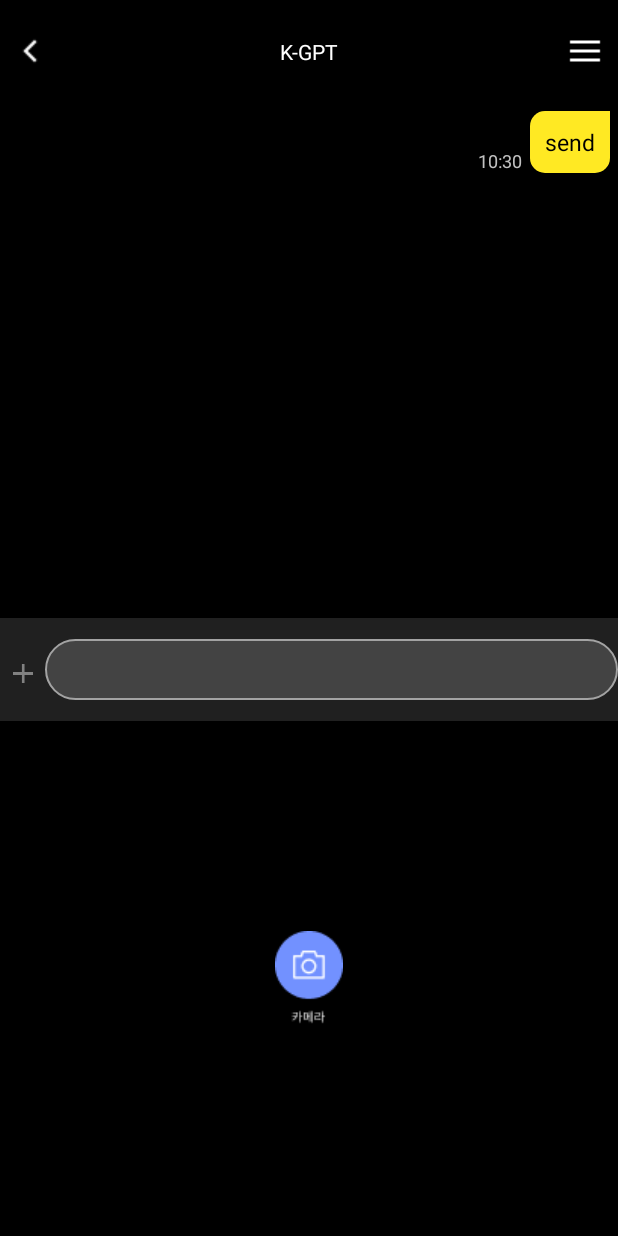
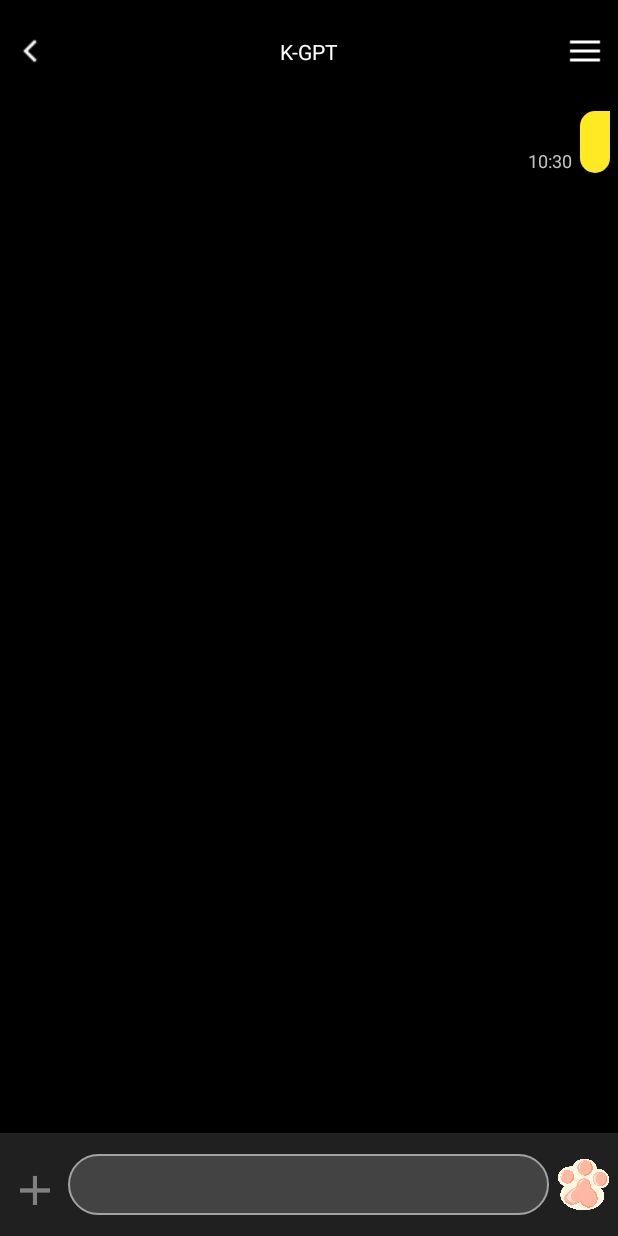
Before and after one commit to eogns47/ALIVE_FRONT, an Android app: the chatRoom screen opened directly, with no data from a screen before it, after a tap on an icon or button, on a phone screen of 412 x 824 dp. Run offline under Robolectric (Android 15) with nearby library versions, the phone set to English and light mode, and no system bars; 2 other taps on this screen came first.

Commit message:
final final

```diff
--- a/app/src/main/java/com/example/alive/MychatAdapter.kt
+++ b/app/src/main/java/com/example/alive/MychatAdapter.kt
@@ -56,7 +56,7 @@ class MychatAdapter(
             binding.chatVideoView.setVideoURI(message.videopath)
             binding.timeTextView.text = message.time
             binding.profileImageView.setImageResource(R.drawable.circuit)
-            binding.nameTextView.text = "ALIVE"
+            binding.chatVideoView.start()
         }
     }
 
--- a/app/src/main/java/com/example/alive/chatRoom.kt
+++ b/app/src/main/java/com/example/alive/chatRoom.kt
@@ -40,7 +40,6 @@ class chatRoom : AppCompatActivity() {
     var getFile:String?=null
     var time:String ="d"
     var REQUEST_VIDEO_CAPTURE = 1;
-    private val VIDEO_CAPTURE = 101
     private val CAMERA_PERMISSION = arrayOf(android.Manifest.permission.CAMERA)
     private val CAMERA_PERMISSION_FLAG = 100
     private val STORAGE_PERMISSION = arrayOf(
@@ -78,6 +77,10 @@ class chatRoom : AppCompatActivity() {
         }
 
         binding.camera.setOnClickListener {
+            layoutParams.weight = 0f
+            recyclerView.weight = 10f
+            binding.mainLayout.getChildAt(3).layoutParams = layoutParams
+            binding.mainLayout.getChildAt(1).layoutParams = recyclerView
             requestPermission()
         }
         videoCaptureLauncher = registerForActivityResult(ActivityResultContracts.StartActivityForResult()) { result ->
@@ -147,7 +150,7 @@ class chatRoom : AppCompatActivity() {
     private fun newVideoFileName() : String {
         val sdf = SimpleDateFormat("yyyyMMdd_HHmmss")
         var filename2 = sdf.format(System.currentTimeMillis())
-        return "wpqkf${filename2}.mp4"
+        return "${filename2}.mp4"
     }
     @Suppress("DEPRECATION")
     override fun onActivityResult(requestCode: Int, resultCode: Int, data: Intent?) {
@@ -160,7 +163,6 @@ class chatRoom : AppCompatActivity() {
                         saveVideoFile(videoUri)
                         if (videoFile != null) {
                             val videoUri: Uri = Uri.fromFile(videoFile)
-                            Toast.makeText(this,videoUri.toString(),Toast.LENGTH_SHORT).show()
                             initSendVideo(videoUri)
                         } else {
                             // 동영상 파일 저장 실패
@@ -222,7 +224,9 @@ class chatRoom : AppCompatActivity() {
     fun initSend() {
         binding.sendBtn.setOnClickListener {
             setTime()
-            data.add(Message(1, 1, 1, "send", time,null))
+            var text=binding.editText.text.toString()
+            data.add(Message(1, 1, 1, text, time,null))
+            binding.editText.text=null
             adapter.submitList(data)
             adapter.notifyDataSetChanged()
             binding.recyclerView.scrollToPosition(data.size-1)
--- a/app/src/main/res/layout/activity_chat_room.xml
+++ b/app/src/main/res/layout/activity_chat_room.xml
@@ -23,7 +23,7 @@
             android:layout_gravity="center"
             android:src="@drawable/chevronleft"/>
         <TextView
-            android:id="@+id/sendBtn"
+            android:id="@+id/send"
             android:layout_width="wrap_content"
             android:layout_height="match_parent"
             android:gravity="center"
@@ -56,14 +56,16 @@
         <ImageView
             android:layout_gravity="center"
             android:id="@+id/plus"
-            android:layout_width="30dp"
+            android:layout_width="0dp"
+            android:layout_weight="1"
             android:layout_height="match_parent"
             app:srcCompat="@drawable/plus" />
 
         <EditText
+            android:layout_weight="7"
             android:layout_gravity="center"
             android:id="@+id/editText"
-            android:layout_width="match_parent"
+            android:layout_width="0dp"
             android:layout_height="wrap_content"
             android:hint=""
             android:inputType="text"
@@ -71,6 +73,12 @@
             android:padding="8dp"
             android:textColor="@color/white"
             android:background="@drawable/edittext_background" />
+        <ImageView
+            android:id="@+id/sendBtn"
+            android:layout_weight="1"
+            android:layout_width="0dp"
+            android:layout_height="match_parent"
+            android:src="@drawable/aa"/>
     </LinearLayout>
 
     <LinearLayout
--- a/app/src/main/res/layout/other_chat_item.xml
+++ b/app/src/main/res/layout/other_chat_item.xml
@@ -21,7 +21,7 @@
             android:id="@+id/nameTextView"
             android:layout_width="wrap_content"
             android:layout_height="wrap_content"
-            android:text="이름"
+            android:text="K-GPT"
             android:textColor="@color/gray"
             android:textSize="14sp"
             android:layout_marginStart="8dp"
```
Also changed, not shown: app/src/main/res/layout/my_video_chat_item.xml (+23 -13 lines), app/src/main/res/layout/other_video_chat_item.xml (+21 -14 lines), app/src/main/res/drawable/aa.png (added), app/src/main/res/drawable/aaa.jpg (added), app/src/main/res/drawable/sendb.png (added).
